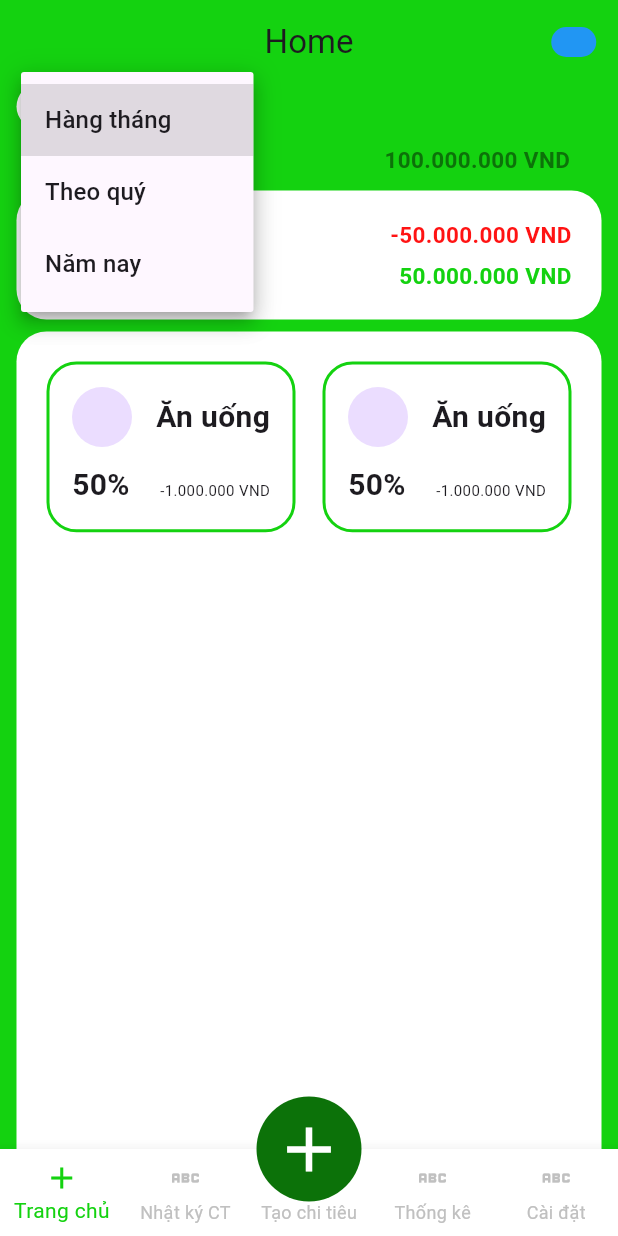
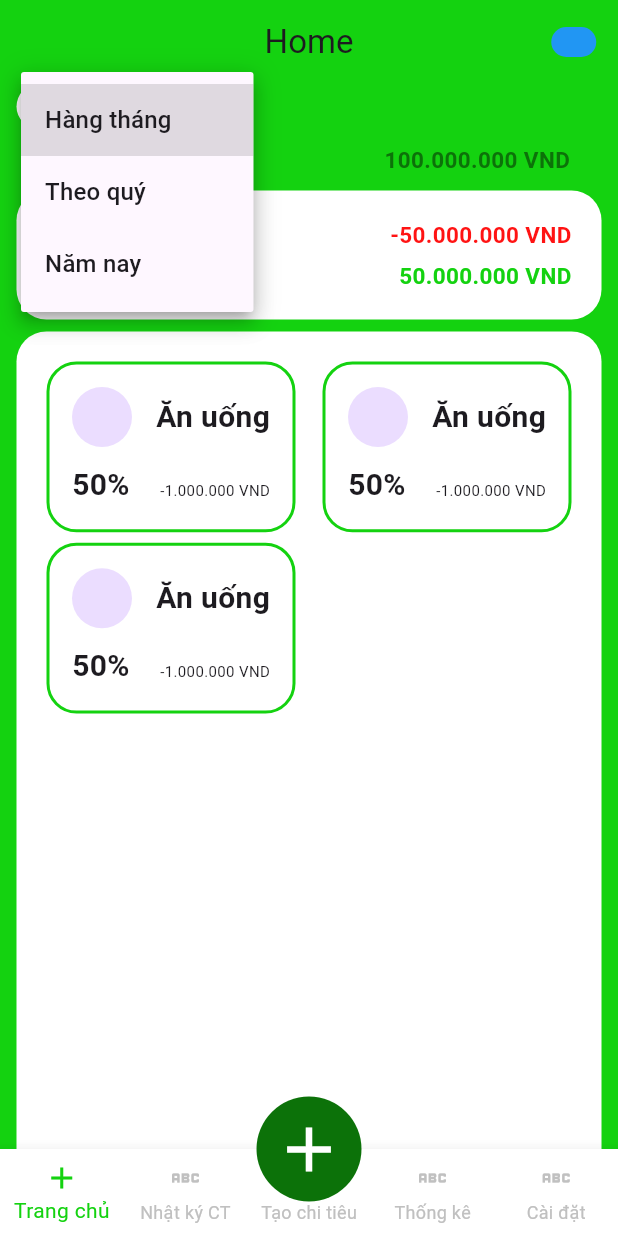
Before and after one commit to loipham21101998/QuanLyChiTieu1, a Flutter app: the screen it shows after launch, after a tap on "Hàng tháng", on a phone screen of 412 x 824 dp. Run offline on Flutter 3.47's test engine with Material 3 defaults, Android fonts, the phone set to English and light mode, and no system bars; our stand-ins replace easy_localization, google_fonts.

Commit message:
Loi commit 05 07 2024

```diff
--- /dev/null
+++ b/lib/entities/settings.dart
@@ -0,0 +1,34 @@
+import 'dart:ui';
+
+import 'package:quanlychitieu/entities/static_variable.dart';
+import 'package:quanlychitieu/ultils/enums/color_extension.dart';
+
+class Settings {
+  late String NgonNgu;
+  late String DonViTienTe;
+  late Color MauSac;
+
+  Settings.origin(){
+    NgonNgu = public_Enum.language;
+    DonViTienTe = public_Enum.donvi;
+    MauSac = public_Enum.colorMainBackground;
+  }
+
+
+  Settings.fromJson(Map<String,dynamic> json){
+    NgonNgu = json['NgonNgu'];
+    DonViTienTe = json['DonViTienTe'];
+    MauSac = HexColor(json['MauSac']);
+  }
+
+  Map<String,dynamic> toJson(){
+    Map<String,dynamic> json = {
+      "NgonNgu": NgonNgu,
+      "DonViTienTe" : DonViTienTe,
+      "MauSac" : MauSac.toHex()
+    };
+
+    return json;
+  }
+
+}
--- /dev/null
+++ b/lib/entities/static_variable.dart
@@ -0,0 +1,9 @@
+import 'dart:ui';
+
+import 'package:quanlychitieu/ultils/enums/color_extension.dart';
+
+class public_Enum{
+  static Color colorMainBackground = const Color(0xff14D210);
+  static String language = 'vi';
+  static String donvi = 'VND';
+}
--- a/lib/main.dart
+++ b/lib/main.dart
@@ -1,11 +1,19 @@
+import 'dart:convert';
+import 'dart:io';
+import 'package:path_provider/path_provider.dart';
 import 'package:flutter/material.dart';
 import 'package:easy_localization/easy_localization.dart';
+import 'package:quanlychitieu/entities/settings.dart';
+import 'package:quanlychitieu/entities/static_variable.dart';
 import 'package:quanlychitieu/ui/main/main_home_page.dart';
 import 'package:google_fonts/google_fonts.dart';
+import 'package:quanlychitieu/ultils/enums/color_extension.dart';
+
 
 void main() async {
   WidgetsFlutterBinding.ensureInitialized();
   await EasyLocalization.ensureInitialized();
+  readLocalSetting();
 
   runApp(EasyLocalization(
       supportedLocales: const [Locale("vi"), Locale("en")],
@@ -33,3 +41,37 @@ class MyApp extends StatelessWidget {
     );
   }
 }
+
+
+Future<String> get _localPath async {
+  final directory = await getApplicationDocumentsDirectory();
+  return directory.path;
+}
+
+Future<File> get _localFile async {
+  final path = await _localPath;
+  return File('$path/settings.json');
+}
+
+Future<bool> checkFileExists() async {
+  final file = await _localFile;
+  return file.exists();
+}
+
+Future<void> readLocalSetting() async{
+  bool check = await checkFileExists();
+  if(check){
+    final file = await _localFile;
+    String content = file.readAsStringSync();
+    dynamic json = jsonDecode(content);
+    var s = Settings.fromJson(json);
+    public_Enum.colorMainBackground = s.MauSac;
+    public_Enum.donvi = s.DonViTienTe;
+    public_Enum.language = s.NgonNgu;
+  }else{
+    final file = await _localFile;
+    String json = jsonEncode(Settings.origin());
+    file.writeAsStringSync(json);
+  }
+
+}
--- a/lib/ui/main/home_page_child_TC.dart
+++ b/lib/ui/main/home_page_child_TC.dart
@@ -26,7 +26,8 @@ class HomePageChildTc extends StatelessWidget {
               scrollDirection: Axis.vertical,
               padding: const EdgeInsets.only(top:20,right: 20,left: 20),
               crossAxisSpacing: 18,
-              children: List.generate(2,(int i) {
+              mainAxisSpacing: 7,
+              children: List.generate(3,(int i) {
                 return Container(
                   decoration: BoxDecoration(
                       borderRadius: BorderRadius.circular(20),
--- a/lib/ui/main/main_home_page.dart
+++ b/lib/ui/main/main_home_page.dart
@@ -7,6 +7,8 @@ import '../../ultils/enums/main_page.dart';
 import 'home_page_CD.dart';
 import 'home_page_TK.dart';
 import 'home_page_top.dart';
+
+final List<String> langs = ['vi', 'en'];
 
 class MainHomePage extends StatefulWidget {
   const MainHomePage({super.key});
@@ -106,8 +108,6 @@ class _MainHomePageState extends State<MainHomePage> {
   }
 }
 
-final List<String> langs = ['vi', 'en'];
-
 class DropdownLang extends StatefulWidget {
   BuildContext contextMain;
   DropdownLang({super.key ,required this.contextMain});
@@ -131,6 +131,7 @@ class _DropdownLangState extends State<DropdownLang> {
     return Container(
       margin: const EdgeInsets.only(right: 14.5),
       child: DropdownButton<String>(
+        dropdownColor: Colors.white,
         value: dropdownValue,
         iconSize: 0,
         icon:
--- a/pubspec.yaml
+++ b/pubspec.yaml
@@ -14,6 +14,7 @@ dependencies:
     sdk: flutter
 
   cupertino_icons: ^1.0.6
+  path_provider: ^2.1.3
 
 dev_dependencies:
   flutter_test:
```
Also changed, not shown: lib/ultils/enums/color_extension.dart (added, +21 -0 lines), pubspec.lock.
